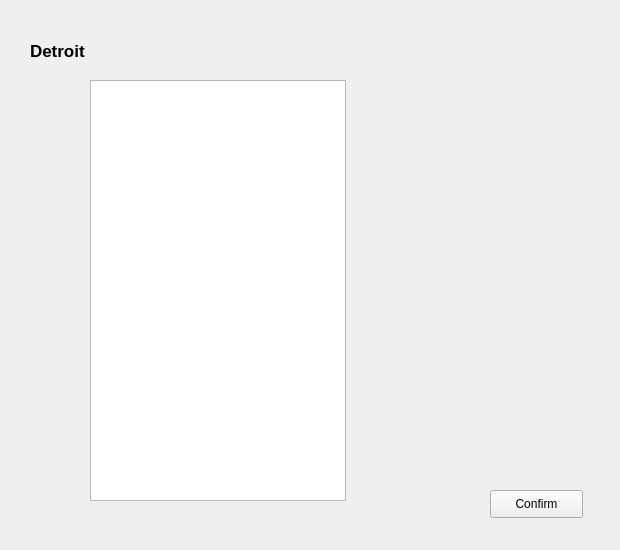
The window that CS1D-Basketball-master/Basketball/confirmdetroit.ui (moetaei/CS1D-Basketball) describes before a commit, drawn with Qt 5.
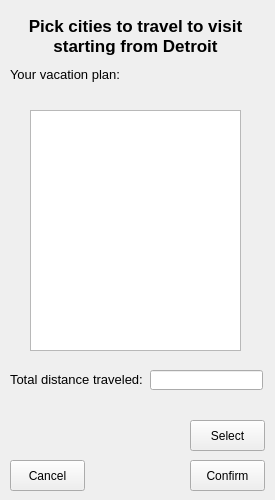
The same window after the commit.

What changed in the file:
```diff
--- a/CS1D-Basketball-master/Basketball/confirmdetroit.ui
+++ b/CS1D-Basketball-master/Basketball/confirmdetroit.ui
@@ -6,33 +6,20 @@
    <rect>
     <x>0</x>
     <y>0</y>
-    <width>620</width>
-    <height>550</height>
+    <width>275</width>
+    <height>500</height>
    </rect>
   </property>
   <property name="windowTitle">
    <string>Form</string>
   </property>
-  <widget class="QListWidget" name="detroitList">
-   <property name="geometry">
-    <rect>
-     <x>90</x>
-     <y>80</y>
-     <width>256</width>
-     <height>421</height>
-    </rect>
-   </property>
-   <property name="selectionMode">
-    <enum>QAbstractItemView::MultiSelection</enum>
-   </property>
-  </widget>
   <widget class="QLabel" name="label">
    <property name="geometry">
     <rect>
-     <x>30</x>
-     <y>30</y>
-     <width>331</width>
-     <height>41</height>
+     <x>20</x>
+     <y>0</y>
+     <width>231</width>
+     <height>71</height>
     </rect>
    </property>
    <property name="font">
@@ -44,25 +31,149 @@
     </font>
    </property>
    <property name="text">
-    <string>Detroit</string>
+    <string>Pick cities to travel to visit starting from Detroit</string>
    </property>
    <property name="textFormat">
     <enum>Qt::PlainText</enum>
    </property>
+   <property name="alignment">
+    <set>Qt::AlignCenter</set>
+   </property>
+   <property name="wordWrap">
+    <bool>true</bool>
+   </property>
   </widget>
-  <widget class="QPushButton" name="pushButton">
+  <widget class="QStackedWidget" name="stackedWidget">
    <property name="geometry">
     <rect>
-     <x>490</x>
-     <y>490</y>
-     <width>93</width>
-     <height>28</height>
+     <x>0</x>
+     <y>60</y>
+     <width>275</width>
+     <height>341</height>
+    </rect>
+   </property>
+   <property name="currentIndex">
+    <number>1</number>
+   </property>
+   <widget class="QWidget" name="selectCityPage">
+    <widget class="QLabel" name="label_2">
+     <property name="geometry">
+      <rect>
+       <x>10</x>
+       <y>10</y>
+       <width>251</width>
+       <height>41</height>
+      </rect>
+     </property>
+     <property name="text">
+      <string>&lt;html&gt;&lt;head/&gt;&lt;body&gt;&lt;p&gt;&lt;span style=&quot; font-size:10pt;&quot;&gt;Please select &lt;/span&gt;&lt;span style=&quot; font-size:10pt; font-weight:600;&quot;&gt;two or more&lt;/span&gt;&lt;span style=&quot; font-size:10pt;&quot;&gt; destinations below.&lt;/span&gt;&lt;/p&gt;&lt;/body&gt;&lt;/html&gt;</string>
+     </property>
+     <property name="wordWrap">
+      <bool>true</bool>
+     </property>
+    </widget>
+    <widget class="QListWidget" name="detroitList">
+     <property name="geometry">
+      <rect>
+       <x>30</x>
+       <y>50</y>
+       <width>211</width>
+       <height>291</height>
+      </rect>
+     </property>
+     <property name="selectionMode">
+      <enum>QAbstractItemView::MultiSelection</enum>
+     </property>
+    </widget>
+   </widget>
+   <widget class="QWidget" name="confirmSelectionPage">
+    <widget class="QLabel" name="confirmedDestLabel">
+     <property name="geometry">
+      <rect>
+       <x>10</x>
+       <y>5</y>
+       <width>250</width>
+       <height>20</height>
+      </rect>
+     </property>
+     <property name="text">
+      <string>&lt;html&gt;&lt;head/&gt;&lt;body&gt;&lt;p&gt;&lt;span style=&quot; font-size:10pt;&quot;&gt;Your vacation plan:&lt;/span&gt;&lt;/p&gt;&lt;/body&gt;&lt;/html&gt;</string>
+     </property>
+    </widget>
+    <widget class="QListWidget" name="confirmListWidget">
+     <property name="geometry">
+      <rect>
+       <x>30</x>
+       <y>50</y>
+       <width>211</width>
+       <height>241</height>
+      </rect>
+     </property>
+    </widget>
+    <widget class="QLabel" name="distanceLabel">
+     <property name="geometry">
+      <rect>
+       <x>10</x>
+       <y>310</y>
+       <width>250</width>
+       <height>20</height>
+      </rect>
+     </property>
+     <property name="text">
+      <string>&lt;html&gt;&lt;head/&gt;&lt;body&gt;&lt;p&gt;&lt;span style=&quot; font-size:10pt;&quot;&gt;Total distance traveled:&lt;/span&gt;&lt;/p&gt;&lt;/body&gt;&lt;/html&gt;</string>
+     </property>
+    </widget>
+    <widget class="QLineEdit" name="lineEdit">
+     <property name="geometry">
+      <rect>
+       <x>150</x>
+       <y>310</y>
+       <width>113</width>
+       <height>20</height>
+      </rect>
+     </property>
+    </widget>
+   </widget>
+  </widget>
+  <widget class="QPushButton" name="confirm">
+   <property name="geometry">
+    <rect>
+     <x>190</x>
+     <y>460</y>
+     <width>75</width>
+     <height>31</height>
     </rect>
    </property>
    <property name="text">
     <string>Confirm</string>
    </property>
   </widget>
+  <widget class="QPushButton" name="cancel">
+   <property name="geometry">
+    <rect>
+     <x>10</x>
+     <y>460</y>
+     <width>75</width>
+     <height>31</height>
+    </rect>
+   </property>
+   <property name="text">
+    <string>Cancel</string>
+   </property>
+  </widget>
+  <widget class="QPushButton" name="select">
+   <property name="geometry">
+    <rect>
+     <x>190</x>
+     <y>420</y>
+     <width>75</width>
+     <height>31</height>
+    </rect>
+   </property>
+   <property name="text">
+    <string>Select</string>
+   </property>
+  </widget>
  </widget>
  <resources/>
  <connections/>
```
